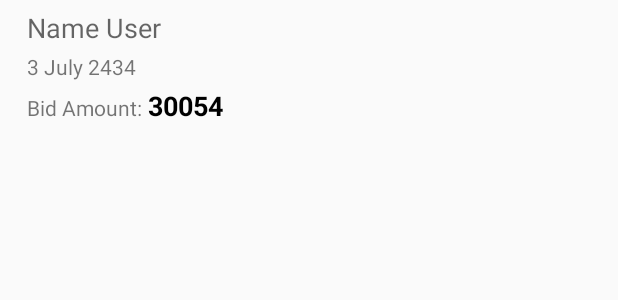
After one commit to syedtalha/standalone-android-auction-app, an Android app: the layout list_item_bid.xml on its own in the app's theme, with its tools: preview values and no code run, on a phone screen of 412 x 824 dp. The commit adds this screen. Shown: the top 300 px of the screen. Run offline under Robolectric (Android 15) with nearby library versions, the phone set to English and light mode, and no system bars.

Commit message:
Foreign key table joined to get user name in bidding history

```diff
--- a/BidIt/app/src/main/java/com/talhasyed/bidit/storage/BaseContentProvider.java
+++ b/BidIt/app/src/main/java/com/talhasyed/bidit/storage/BaseContentProvider.java
@@ -15,8 +15,8 @@ import android.net.Uri;
 public abstract class BaseContentProvider extends ContentProvider {
     public static final String COLUMN_NAME_NULLABLE = "whyIsThisIsNull";
 
-    private BidItLocalDatabaseOpenHelper mOpenHelper;
-    private SQLiteDatabase db;
+    protected BidItLocalDatabaseOpenHelper mOpenHelper;
+    protected SQLiteDatabase db;
     protected ContentResolver contentResolver;
 
     protected abstract String getTableName();
@@ -64,7 +64,7 @@ public abstract class BaseContentProvider extends ContentProvider {
     @Override
     public Cursor query(Uri uri, String[] projection, String selection,
                         String[] selectionArgs, String sortOrder) {
-        SQLiteDatabase db = mOpenHelper.getReadableDatabase();
+        db = mOpenHelper.getReadableDatabase();
         Cursor c = db.query(getTableName(), projection, selection, selectionArgs, null, null, sortOrder);
         //db.close();
         c.setNotificationUri(contentResolver, getBaseContentURI());
--- a/BidIt/app/src/main/java/com/talhasyed/bidit/storage/BidProviderContract.java
+++ b/BidIt/app/src/main/java/com/talhasyed/bidit/storage/BidProviderContract.java
@@ -22,6 +22,7 @@ public class BidProviderContract {
      * Path component for "entry"-type resources..
      */
     private static final String PATH_BIDS = "Bids";
+    private static final String PATH_BIDS_LIST = "BidsList";
 
     private BidProviderContract() {
     }
@@ -44,6 +45,8 @@ public class BidProviderContract {
          */
         public static final Uri CONTENT_URI =
                 BASE_CONTENT_URI.buildUpon().appendPath(PATH_BIDS).build();
+        public static final Uri LIST_CONTENT_URI =
+                BASE_CONTENT_URI.buildUpon().appendPath(PATH_BIDS_LIST).build();
         public static final String TABLE_NAME = "Bids";
         ////////////
 
--- /dev/null
+++ b/BidIt/app/src/main/res/layout/list_item_bid.xml
@@ -0,0 +1,66 @@
+<?xml version="1.0" encoding="utf-8"?>
+<RelativeLayout xmlns:android="http://schemas.android.com/apk/res/android"
+    xmlns:tools="http://schemas.android.com/tools"
+    android:layout_width="match_parent"
+    android:layout_height="match_parent">
+
+    <LinearLayout
+        android:layout_width="match_parent"
+        android:layout_height="match_parent"
+        android:layout_marginBottom="4dp"
+        android:layout_marginLeft="16dp"
+        android:layout_marginRight="16dp"
+        android:layout_marginTop="4dp"
+        android:orientation="vertical">
+
+        <TextView
+            android:id="@+id/textViewListItemBidUsersName"
+            android:layout_width="match_parent"
+            android:layout_height="wrap_content"
+            android:padding="2dp"
+            android:textAppearance="@style/Base.TextAppearance.AppCompat.Medium"
+            tools:text="Name User" />
+
+        <TextView
+            android:id="@+id/textViewListItemBidDate"
+            android:layout_width="match_parent"
+            android:layout_height="wrap_content"
+            android:ellipsize="end"
+            android:maxLines="1"
+            android:padding="2dp"
+            android:textAppearance="@style/Base.TextAppearance.AppCompat.Small"
+            tools:text="3 July 2434" />
+
+
+        <LinearLayout
+            android:layout_width="wrap_content"
+            android:layout_height="wrap_content"
+            android:layout_gravity="left"
+            android:orientation="horizontal">
+
+
+            <TextView
+                android:layout_width="wrap_content"
+                android:layout_height="wrap_content"
+                android:padding="2dp"
+                android:text="Bid Amount:" />
+
+            <TextView
+                android:id="@+id/textViewListItemBidAmount"
+                android:layout_width="match_parent"
+                android:layout_height="wrap_content"
+                android:gravity="start"
+                android:padding="2dp"
+                android:textAlignment="textStart"
+                android:textAppearance="@style/Base.TextAppearance.AppCompat.Small"
+                android:textColor="@android:color/black"
+                android:textSize="18dp"
+                android:textStyle="bold"
+                tools:text="30054" />
+
+
+        </LinearLayout>
+
+
+    </LinearLayout>
+</RelativeLayout>
```
Also changed, not shown: BidIt/app/src/main/java/com/talhasyed/bidit/controller/ListingDetailActivity.java (+66 -1 lines), BidIt/app/src/main/java/com/talhasyed/bidit/storage/BidProvider.java (+15 -0 lines).
